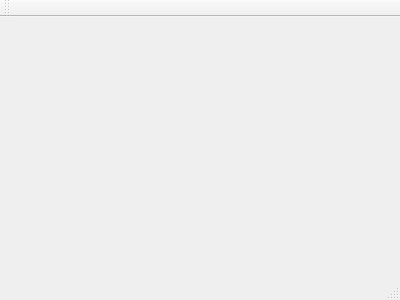
TheLord45/tsurface, file src/tsurface.ui: the form before one commit.
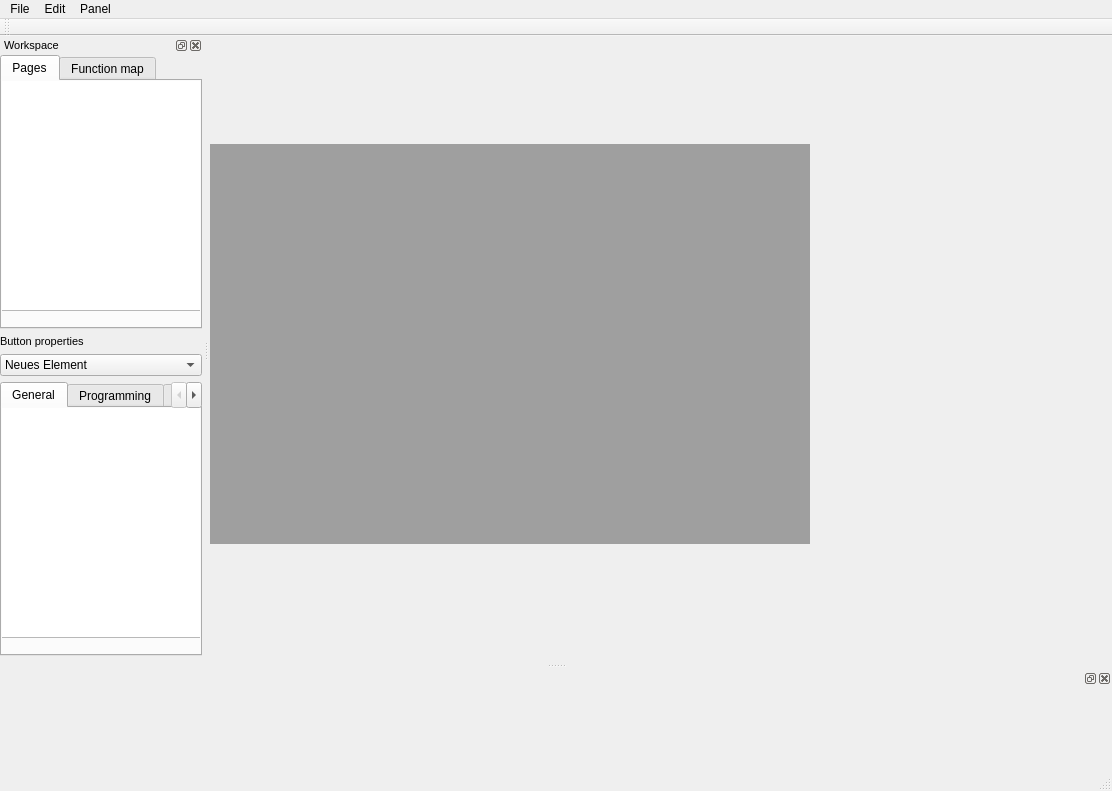
The form after the commit. Icons and pictures are not drawn.

Patch:
```diff
--- a/src/tsurface.ui
+++ b/src/tsurface.ui
@@ -6,15 +6,101 @@
    <rect>
     <x>0</x>
     <y>0</y>
-    <width>400</width>
-    <height>300</height>
+    <width>1112</width>
+    <height>791</height>
    </rect>
   </property>
   <property name="windowTitle">
    <string>tsurface</string>
   </property>
-  <widget class="QWidget" name="centralWidget"/>
-  <widget class="QMenuBar" name="menuBar"/>
+  <widget class="QWidget" name="centralWidget">
+   <widget class="QWidget" name="verticalLayoutWidget_2">
+    <property name="geometry">
+     <rect>
+      <x>-1</x>
+      <y>-1</y>
+      <width>901</width>
+      <height>621</height>
+     </rect>
+    </property>
+    <layout class="QVBoxLayout" name="verticalLayoutMDI">
+     <property name="sizeConstraint">
+      <enum>QLayout::SizeConstraint::SetDefaultConstraint</enum>
+     </property>
+     <property name="leftMargin">
+      <number>2</number>
+     </property>
+     <property name="rightMargin">
+      <number>1</number>
+     </property>
+     <property name="bottomMargin">
+      <number>2</number>
+     </property>
+     <item>
+      <widget class="QMdiArea" name="mdiArea">
+       <property name="sizePolicy">
+        <sizepolicy hsizetype="Maximum" vsizetype="Maximum">
+         <horstretch>0</horstretch>
+         <verstretch>0</verstretch>
+        </sizepolicy>
+       </property>
+       <property name="minimumSize">
+        <size>
+         <width>600</width>
+         <height>400</height>
+        </size>
+       </property>
+      </widget>
+     </item>
+    </layout>
+   </widget>
+  </widget>
+  <widget class="QMenuBar" name="menuBar">
+   <property name="geometry">
+    <rect>
+     <x>0</x>
+     <y>0</y>
+     <width>1112</width>
+     <height>26</height>
+    </rect>
+   </property>
+   <widget class="QMenu" name="menuFile">
+    <property name="title">
+     <string>File</string>
+    </property>
+    <addaction name="actionOpen"/>
+    <addaction name="actionNew"/>
+    <addaction name="actionClose"/>
+    <addaction name="separator"/>
+    <addaction name="actionProject_properties"/>
+    <addaction name="separator"/>
+    <addaction name="actionSave"/>
+    <addaction name="actionSave_as"/>
+    <addaction name="separator"/>
+    <addaction name="actionExit"/>
+   </widget>
+   <widget class="QMenu" name="menuEdit">
+    <property name="title">
+     <string>Edit</string>
+    </property>
+    <addaction name="actionSelection_tool"/>
+    <addaction name="actionButton_draw_tool"/>
+    <addaction name="separator"/>
+    <addaction name="actionCut"/>
+    <addaction name="actionCopy"/>
+    <addaction name="actionInsert"/>
+   </widget>
+   <widget class="QMenu" name="menuPanel">
+    <property name="title">
+     <string>Panel</string>
+    </property>
+    <addaction name="actionAdd_page"/>
+    <addaction name="actionAdd_popup_page"/>
+   </widget>
+   <addaction name="menuFile"/>
+   <addaction name="menuEdit"/>
+   <addaction name="menuPanel"/>
+  </widget>
   <widget class="QToolBar" name="mainToolBar">
    <attribute name="toolBarArea">
     <enum>TopToolBarArea</enum>
@@ -24,6 +110,324 @@
    </attribute>
   </widget>
   <widget class="QStatusBar" name="statusBar"/>
+  <widget class="QDockWidget" name="dockWidgetLeft">
+   <property name="minimumSize">
+    <size>
+     <width>203</width>
+     <height>400</height>
+    </size>
+   </property>
+   <property name="font">
+    <font>
+     <pointsize>8</pointsize>
+    </font>
+   </property>
+   <property name="floating">
+    <bool>false</bool>
+   </property>
+   <property name="features">
+    <set>QDockWidget::DockWidgetFeature::DockWidgetClosable|QDockWidget::DockWidgetFeature::DockWidgetFloatable|QDockWidget::DockWidgetFeature::DockWidgetMovable</set>
+   </property>
+   <property name="allowedAreas">
+    <set>Qt::DockWidgetArea::AllDockWidgetAreas</set>
+   </property>
+   <property name="windowTitle">
+    <string>Workspace</string>
+   </property>
+   <attribute name="dockWidgetArea">
+    <number>1</number>
+   </attribute>
+   <widget class="QWidget" name="dockWidgetContentsLeft">
+    <widget class="QWidget" name="verticalLayoutWidget">
+     <property name="geometry">
+      <rect>
+       <x>0</x>
+       <y>0</y>
+       <width>202</width>
+       <height>601</height>
+      </rect>
+     </property>
+     <layout class="QVBoxLayout" name="verticalLayoutLeft">
+      <item>
+       <widget class="QTabWidget" name="tabWidgetWorkspace">
+        <property name="minimumSize">
+         <size>
+          <width>200</width>
+          <height>200</height>
+         </size>
+        </property>
+        <property name="font">
+         <font>
+          <pointsize>9</pointsize>
+         </font>
+        </property>
+        <property name="currentIndex">
+         <number>0</number>
+        </property>
+        <widget class="QWidget" name="tabPages">
+         <attribute name="title">
+          <string>Pages</string>
+         </attribute>
+         <widget class="QWidget" name="verticalLayoutWidget_3">
+          <property name="geometry">
+           <rect>
+            <x>-1</x>
+            <y>-1</y>
+            <width>201</width>
+            <height>231</height>
+           </rect>
+          </property>
+          <layout class="QVBoxLayout" name="verticalLayout">
+           <item>
+            <widget class="QTreeView" name="treeViewPages"/>
+           </item>
+          </layout>
+         </widget>
+        </widget>
+        <widget class="QWidget" name="tabFunctionMap">
+         <attribute name="title">
+          <string>Function map</string>
+         </attribute>
+         <widget class="QWidget" name="verticalLayoutWidget_4">
+          <property name="geometry">
+           <rect>
+            <x>-1</x>
+            <y>-1</y>
+            <width>201</width>
+            <height>231</height>
+           </rect>
+          </property>
+          <layout class="QVBoxLayout" name="verticalLayout_2">
+           <item>
+            <widget class="QTreeView" name="treeViewFunctionMap"/>
+           </item>
+          </layout>
+         </widget>
+        </widget>
+       </widget>
+      </item>
+      <item>
+       <widget class="QLabel" name="labelProperties">
+        <property name="font">
+         <font>
+          <pointsize>8</pointsize>
+         </font>
+        </property>
+        <property name="text">
+         <string>Button properties</string>
+        </property>
+       </widget>
+      </item>
+      <item>
+       <widget class="QComboBox" name="comboBoxElement">
+        <property name="font">
+         <font>
+          <pointsize>9</pointsize>
+         </font>
+        </property>
+        <item>
+         <property name="text">
+          <string>Neues Element</string>
+         </property>
+        </item>
+       </widget>
+      </item>
+      <item>
+       <widget class="QTabWidget" name="tabWidgetProperties">
+        <property name="minimumSize">
+         <size>
+          <width>200</width>
+          <height>200</height>
+         </size>
+        </property>
+        <property name="font">
+         <font>
+          <pointsize>9</pointsize>
+         </font>
+        </property>
+        <property name="currentIndex">
+         <number>0</number>
+        </property>
+        <widget class="QWidget" name="tabGeneral">
+         <attribute name="title">
+          <string>General</string>
+         </attribute>
+         <widget class="QWidget" name="verticalLayoutWidget_5">
+          <property name="geometry">
+           <rect>
+            <x>-1</x>
+            <y>-1</y>
+            <width>201</width>
+            <height>231</height>
+           </rect>
+          </property>
+          <layout class="QVBoxLayout" name="verticalLayoutGeneral">
+           <item>
+            <widget class="QColumnView" name="columnViewGeneral"/>
+           </item>
+          </layout>
+         </widget>
+        </widget>
+        <widget class="QWidget" name="tabProgramming">
+         <attribute name="title">
+          <string>Programming</string>
+         </attribute>
+         <widget class="QWidget" name="verticalLayoutWidget_6">
+          <property name="geometry">
+           <rect>
+            <x>-1</x>
+            <y>-1</y>
+            <width>201</width>
+            <height>231</height>
+           </rect>
+          </property>
+          <layout class="QVBoxLayout" name="verticalLayoutProgramming">
+           <item>
+            <widget class="QColumnView" name="columnViewProgramming"/>
+           </item>
+          </layout>
+         </widget>
+        </widget>
+        <widget class="QWidget" name="tabStates">
+         <attribute name="title">
+          <string>States</string>
+         </attribute>
+        </widget>
+        <widget class="QWidget" name="tabEvents">
+         <attribute name="title">
+          <string>Events</string>
+         </attribute>
+        </widget>
+       </widget>
+      </item>
+     </layout>
+    </widget>
+   </widget>
+  </widget>
+  <widget class="QDockWidget" name="dockWidgetBottom">
+   <property name="minimumSize">
+    <size>
+     <width>600</width>
+     <height>100</height>
+    </size>
+   </property>
+   <property name="floating">
+    <bool>false</bool>
+   </property>
+   <attribute name="dockWidgetArea">
+    <number>8</number>
+   </attribute>
+   <widget class="QWidget" name="dockWidgetContentsBottom"/>
+  </widget>
+  <action name="actionOpen">
+   <property name="icon">
+    <iconset theme="QIcon::ThemeIcon::DocumentOpen"/>
+   </property>
+   <property name="text">
+    <string>Open ...</string>
+   </property>
+   <property name="toolTip">
+    <string>Open file</string>
+   </property>
+   <property name="shortcut">
+    <string>Ctrl+O</string>
+   </property>
+  </action>
+  <action name="actionNew">
+   <property name="icon">
+    <iconset theme="document-new"/>
+   </property>
+   <property name="text">
+    <string>New ...</string>
+   </property>
+   <property name="toolTip">
+    <string>New project</string>
+   </property>
+   <property name="shortcut">
+    <string>Ctrl+N</string>
+   </property>
+  </action>
+  <action name="actionClose">
+   <property name="text">
+    <string>Close</string>
+   </property>
+   <property name="toolTip">
+    <string>Close project</string>
+   </property>
+  </action>
+  <action name="actionProject_properties">
+   <property name="text">
+    <string>Project properties ...</string>
+   </property>
+  </action>
+  <action name="actionSave">
+   <property name="icon">
+    <iconset theme="QIcon::ThemeIcon::DocumentSave"/>
+   </property>
+   <property name="text">
+    <string>Save</string>
+   </property>
+   <property name="shortcut">
+    <string>Ctrl+S</string>
+   </property>
+  </action>
+  <action name="actionSave_as">
+   <property name="icon">
+    <iconset theme="QIcon::ThemeIcon::DocumentSaveAs"/>
+   </property>
+   <property name="text">
+    <string>Save as ...</string>
+   </property>
+  </action>
+  <action name="actionExit">
+   <property name="icon">
+    <iconset theme="application-exit"/>
+   </property>
+   <property name="text">
+    <string>Exit</string>
+   </property>
+  </action>
+  <action name="actionAdd_page">
+   <property name="text">
+    <string>Add page ...</string>
+   </property>
+   <property name="toolTip">
+    <string>Add a page</string>
+   </property>
+  </action>
+  <action name="actionAdd_popup_page">
+   <property name="text">
+    <string>Add popup page  ...</string>
+   </property>
+   <property name="toolTip">
+    <string>Add a popup page</string>
+   </property>
+  </action>
+  <action name="actionSelection_tool">
+   <property name="text">
+    <string>Selection tool</string>
+   </property>
+  </action>
+  <action name="actionButton_draw_tool">
+   <property name="text">
+    <string>Button draw tool</string>
+   </property>
+  </action>
+  <action name="actionCut">
+   <property name="text">
+    <string>Cut</string>
+   </property>
+  </action>
+  <action name="actionCopy">
+   <property name="text">
+    <string>Copy</string>
+   </property>
+  </action>
+  <action name="actionInsert">
+   <property name="text">
+    <string>Insert</string>
+   </property>
+  </action>
  </widget>
  <resources/>
  <connections/>
```
